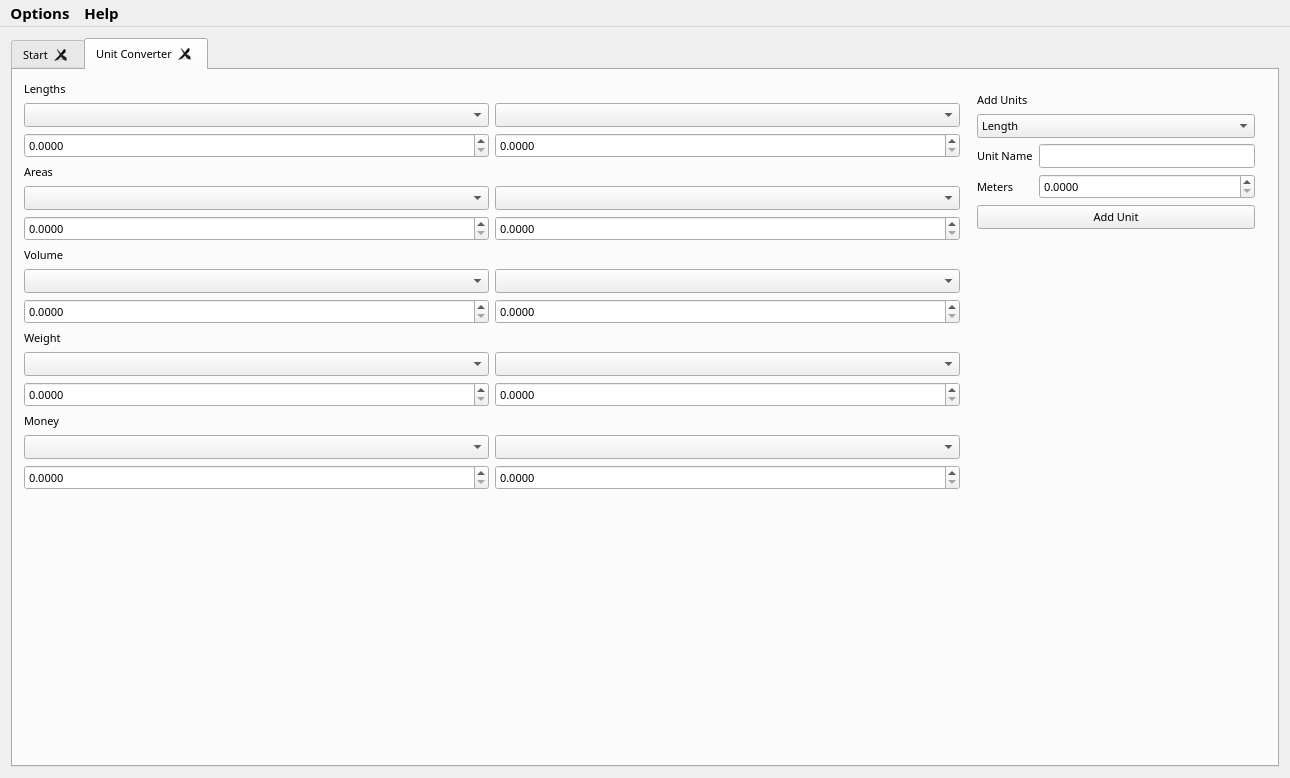
Old version of the form mainwindow.ui in the repository PhilInTheGaps/GM-Companion.
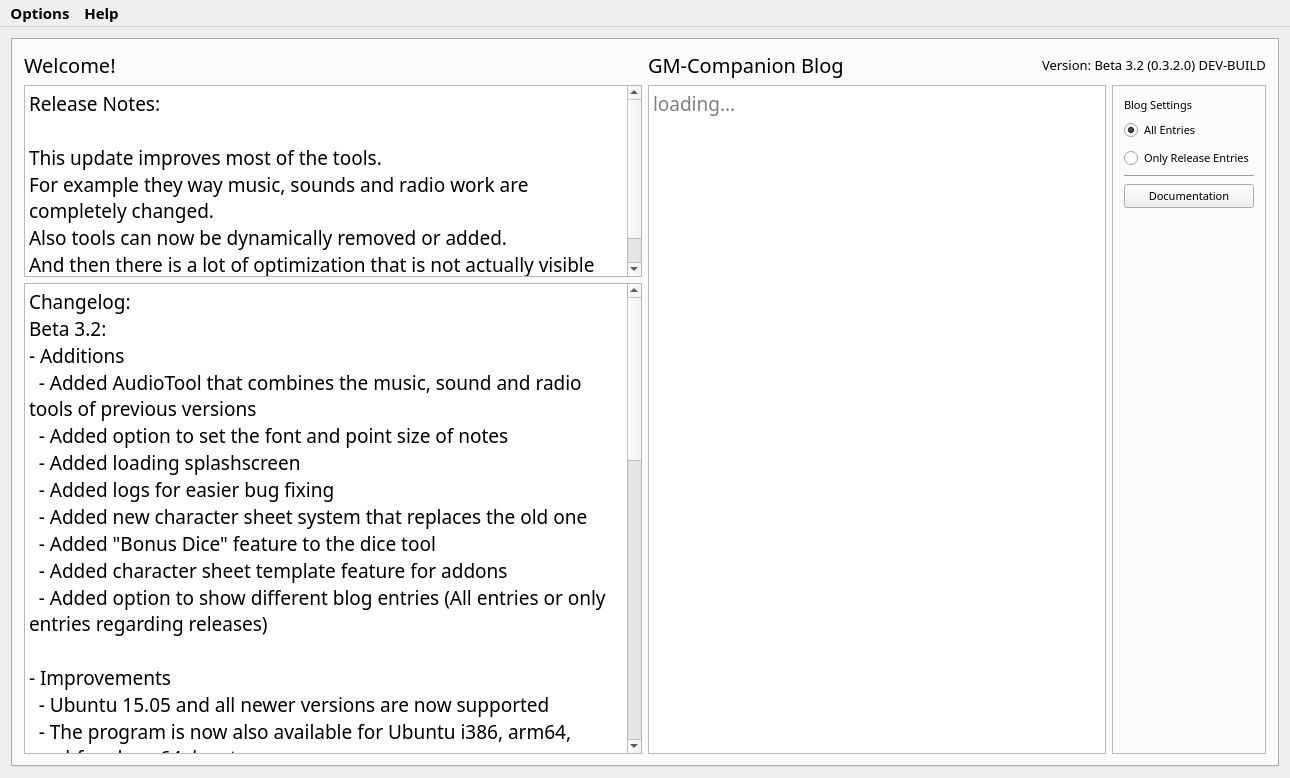
New version of the form. The open tabs and pages were chosen to show the change. Icons and pictures are not drawn.

Commit message: Added new UnitConverter tool and removed old one

The edit to the form file:
```diff
--- a/mainwindow.ui
+++ b/mainwindow.ui
@@ -368,334 +368,6 @@
         </item>
        </layout>
       </widget>
-      <widget class="QWidget" name="tab_unitConverter">
-       <attribute name="title">
-        <string>Unit Converter</string>
-       </attribute>
-       <layout class="QVBoxLayout" name="verticalLayout_11">
-        <item>
-         <layout class="QHBoxLayout" name="horizontalLayout_5">
-          <item>
-           <layout class="QGridLayout" name="gridLayout_3">
-            <item row="7" column="0">
-             <widget class="QComboBox" name="volume1ComboBox"/>
-            </item>
-            <item row="1" column="1">
-             <widget class="QComboBox" name="length2ComboBox"/>
-            </item>
-            <item row="2" column="0">
-             <widget class="QDoubleSpinBox" name="length1SpinBox">
-              <property name="prefix">
-               <string/>
-              </property>
-              <property name="suffix">
-               <string/>
-              </property>
-              <property name="decimals">
-               <number>4</number>
-              </property>
-              <property name="maximum">
-               <double>999999999.990000009536743</double>
-              </property>
-             </widget>
-            </item>
-            <item row="0" column="0">
-             <widget class="QLabel" name="label_7">
-              <property name="text">
-               <string>Lengths</string>
-              </property>
-             </widget>
-            </item>
-            <item row="3" column="0">
-             <widget class="QLabel" name="label_8">
-              <property name="text">
-               <string>Areas</string>
-              </property>
-             </widget>
-            </item>
-            <item row="1" column="0">
-             <widget class="QComboBox" name="length1ComboBox"/>
-            </item>
-            <item row="5" column="0">
-             <widget class="QDoubleSpinBox" name="area1SpinBox">
-              <property name="prefix">
-               <string/>
-              </property>
-              <property name="suffix">
-               <string/>
-              </property>
-              <property name="decimals">
-               <number>4</number>
-              </property>
-              <property name="maximum">
-               <double>999999999.990000009536743</double>
-              </property>
-             </widget>
-            </item>
-            <item row="2" column="1">
-             <widget class="QDoubleSpinBox" name="length2SpinBox">
-              <property name="prefix">
-               <string/>
-              </property>
-              <property name="suffix">
-               <string/>
-              </property>
-              <property name="decimals">
-               <number>4</number>
-              </property>
-              <property name="maximum">
-               <double>999999999.990000009536743</double>
-              </property>
-             </widget>
-            </item>
-            <item row="4" column="0">
-             <widget class="QComboBox" name="area1ComboBox"/>
-            </item>
-            <item row="4" column="1">
-             <widget class="QComboBox" name="area2ComboBox"/>
-            </item>
-            <item row="5" column="1">
-             <widget class="QDoubleSpinBox" name="area2SpinBox">
-              <property name="prefix">
-               <string/>
-              </property>
-              <property name="suffix">
-               <string/>
-              </property>
-              <property name="decimals">
-               <number>4</number>
-              </property>
-              <property name="maximum">
-               <double>999999999.990000009536743</double>
-              </property>
-             </widget>
-            </item>
-            <item row="15" column="0">
-             <spacer name="verticalSpacer_4">
-              <property name="orientation">
-               <enum>Qt::Vertical</enum>
-              </property>
-              <property name="sizeHint" stdset="0">
-               <size>
-                <width>20</width>
-                <height>40</height>
-               </size>
-              </property>
-             </spacer>
-            </item>
-            <item row="6" column="0">
-             <widget class="QLabel" name="label_18">
-              <property name="text">
-               <string>Volume</string>
-              </property>
-             </widget>
-            </item>
-            <item row="12" column="0">
-             <widget class="QLabel" name="label_16">
-              <property name="text">
-               <string>Money</string>
-              </property>
-             </widget>
-            </item>
-            <item row="13" column="0">
-             <widget class="QComboBox" name="money1ComboBox"/>
-            </item>
-            <item row="13" column="1">
-             <widget class="QComboBox" name="money2ComboBox"/>
-            </item>
-            <item row="14" column="1">
-             <widget class="QDoubleSpinBox" name="money2SpinBox">
-              <property name="decimals">
-               <number>4</number>
-              </property>
-              <property name="maximum">
-               <double>999999999.990000009536743</double>
-              </property>
-             </widget>
-            </item>
-            <item row="14" column="0">
-             <widget class="QDoubleSpinBox" name="money1SpinBox">
-              <property name="decimals">
-               <number>4</number>
-              </property>
-              <property name="maximum">
-               <double>999999999.990000009536743</double>
-              </property>
-             </widget>
-            </item>
-            <item row="7" column="1">
-             <widget class="QComboBox" name="volume2ComboBox"/>
-            </item>
-            <item row="8" column="1">
-             <widget class="QDoubleSpinBox" name="volume2SpinBox">
-              <property name="decimals">
-               <number>4</number>
-              </property>
-              <property name="maximum">
-               <double>999999999.990000009536743</double>
-              </property>
-             </widget>
-            </item>
-            <item row="8" column="0">
-             <widget class="QDoubleSpinBox" name="volume1SpinBox">
-              <property name="decimals">
-               <number>4</number>
-              </property>
-              <property name="maximum">
-               <double>999999999.990000009536743</double>
-              </property>
-             </widget>
-            </item>
-            <item row="10" column="1">
-             <widget class="QComboBox" name="weight2ComboBox"/>
-            </item>
-            <item row="10" column="0">
-             <widget class="QComboBox" name="weight1ComboBox"/>
-            </item>
-            <item row="9" column="0">
-             <widget class="QLabel" name="label_19">
-              <property name="text">
-               <string>Weight</string>
-              </property>
-             </widget>
-            </item>
-            <item row="11" column="0">
-             <widget class="QDoubleSpinBox" name="weight1SpinBox">
-              <property name="decimals">
-               <number>4</number>
-              </property>
-              <property name="maximum">
-               <double>999999999.990000009536743</double>
-              </property>
-             </widget>
-            </item>
-            <item row="11" column="1">
-             <widget class="QDoubleSpinBox" name="weight2SpinBox">
-              <property name="decimals">
-               <number>4</number>
-              </property>
-              <property name="maximum">
-               <double>999999999.990000009536743</double>
-              </property>
-             </widget>
-            </item>
-           </layout>
-          </item>
-          <item>
-           <widget class="QWidget" name="widget" native="true">
-            <property name="sizePolicy">
-             <sizepolicy hsizetype="Expanding" vsizetype="Preferred">
-              <horstretch>0</horstretch>
-              <verstretch>0</verstretch>
-             </sizepolicy>
-            </property>
-            <property name="maximumSize">
-             <size>
-              <width>300</width>
-              <height>16777215</height>
-             </size>
-            </property>
-            <layout class="QVBoxLayout" name="verticalLayout_15">
-             <item>
-              <widget class="QLabel" name="label_9">
-               <property name="sizePolicy">
-                <sizepolicy hsizetype="Expanding" vsizetype="Maximum">
-                 <horstretch>0</horstretch>
-                 <verstretch>0</verstretch>
-                </sizepolicy>
-               </property>
-               <property name="text">
-                <string>Add Units</string>
-               </property>
-              </widget>
-             </item>
-             <item>
-              <widget class="QComboBox" name="converterTypeComboBox">
-               <item>
-                <property name="text">
-                 <string>Length</string>
-                </property>
-               </item>
-               <item>
-                <property name="text">
-                 <string>Area</string>
-                </property>
-               </item>
-               <item>
-                <property name="text">
-                 <string>Volume</string>
-                </property>
-               </item>
-               <item>
-                <property name="text">
-                 <string>Weight</string>
-                </property>
-               </item>
-               <item>
-                <property name="text">
-                 <string>Money</string>
-                </property>
-               </item>
-              </widget>
-             </item>
-             <item>
-              <layout class="QFormLayout" name="formLayout_2">
-               <item row="0" column="0">
-                <widget class="QLabel" name="label_11">
-                 <property name="text">
-                  <string>Unit Name</string>
-                 </property>
-                </widget>
-               </item>
-               <item row="0" column="1">
-                <widget class="QLineEdit" name="converterUnitName"/>
-               </item>
-               <item row="1" column="0">
-                <widget class="QLabel" name="converterRefUnitName">
-                 <property name="text">
-                  <string>Meters</string>
-                 </property>
-                </widget>
-               </item>
-               <item row="1" column="1">
-                <widget class="QDoubleSpinBox" name="converterRefUnitSpinBox">
-                 <property name="decimals">
-                  <number>4</number>
-                 </property>
-                 <property name="maximum">
-                  <double>999999999.990000009536743</double>
-                 </property>
-                </widget>
-               </item>
-              </layout>
-             </item>
-             <item>
-              <widget class="QPushButton" name="addUnitButton">
-               <property name="text">
-                <string>Add Unit</string>
-               </property>
-              </widget>
-             </item>
-             <item>
-              <spacer name="verticalSpacer_5">
-               <property name="orientation">
-                <enum>Qt::Vertical</enum>
-               </property>
-               <property name="sizeHint" stdset="0">
-                <size>
-                 <width>20</width>
-                 <height>40</height>
-                </size>
-               </property>
-              </spacer>
-             </item>
-            </layout>
-           </widget>
-          </item>
-         </layout>
-        </item>
-       </layout>
-      </widget>
      </widget>
     </item>
    </layout>
```
Left out of the diff: 6 changed lines with no effect on the pictures. The commit also changes 6 other files.
